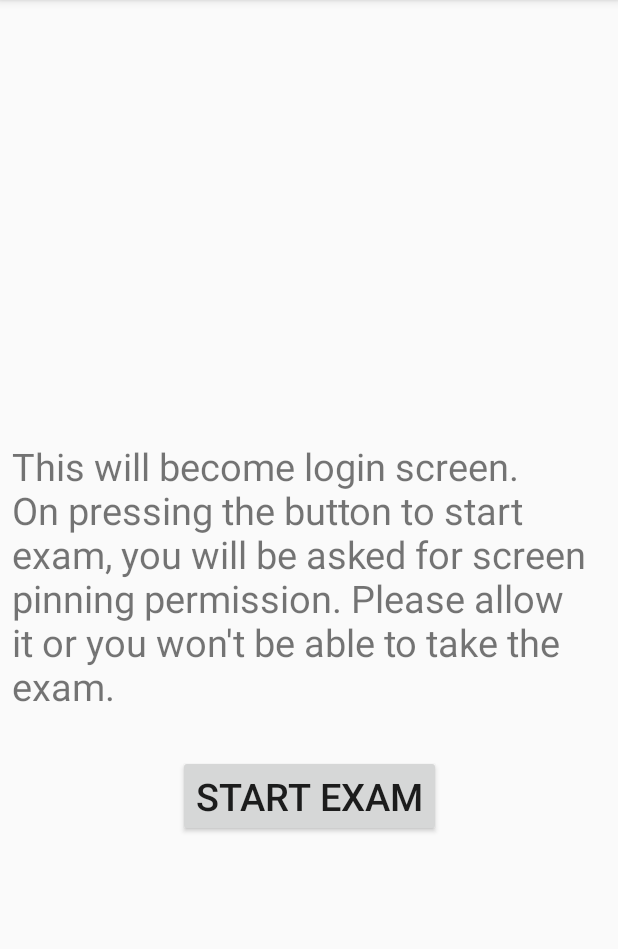
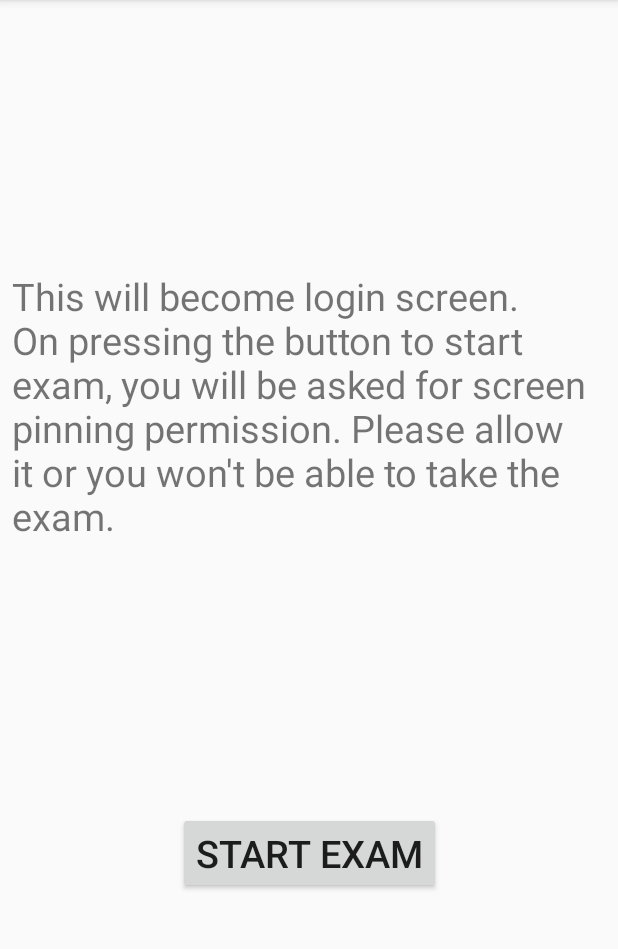
Before and after one commit to Sudhanshu-Dubey14/ExamShield, an Android app: the screen it shows after launch (MainActivity), on a phone screen of 412 x 824 dp, the part 84-1033 px from its top. Run offline under Robolectric (Android 15) with nearby library versions, the phone set to English and light mode, and no system bars.

Commit message:
Constraints in layout improved

```diff
--- a/app/src/main/res/layout/activity_lockedexam.xml
+++ b/app/src/main/res/layout/activity_lockedexam.xml
@@ -40,6 +40,6 @@
         app:layout_constraintBottom_toBottomOf="parent"
         app:layout_constraintLeft_toLeftOf="parent"
         app:layout_constraintRight_toRightOf="parent"
-        app:layout_constraintTop_toTopOf="@id/kioskmode" />
+        app:layout_constraintTop_toBottomOf="@id/kioskmode" />
 
 </androidx.constraintlayout.widget.ConstraintLayout>
--- a/app/src/main/res/layout/activity_main.xml
+++ b/app/src/main/res/layout/activity_main.xml
@@ -16,6 +16,7 @@
         android:paddingEnd="8dp"
         android:text="@string/loginmsg"
         app:layout_constraintBottom_toBottomOf="parent"
+        app:layout_constraintBottom_toTopOf="@id/startExamButton"
         app:layout_constraintLeft_toLeftOf="parent"
         app:layout_constraintRight_toRightOf="parent"
         app:layout_constraintTop_toTopOf="parent" />
@@ -29,6 +30,6 @@
         app:layout_constraintBottom_toBottomOf="parent"
         app:layout_constraintLeft_toLeftOf="parent"
         app:layout_constraintRight_toRightOf="parent"
-        app:layout_constraintTop_toTopOf="@id/loginmsg" />
+        app:layout_constraintTop_toBottomOf="@id/loginmsg" />
 
 </androidx.constraintlayout.widget.ConstraintLayout>
```
